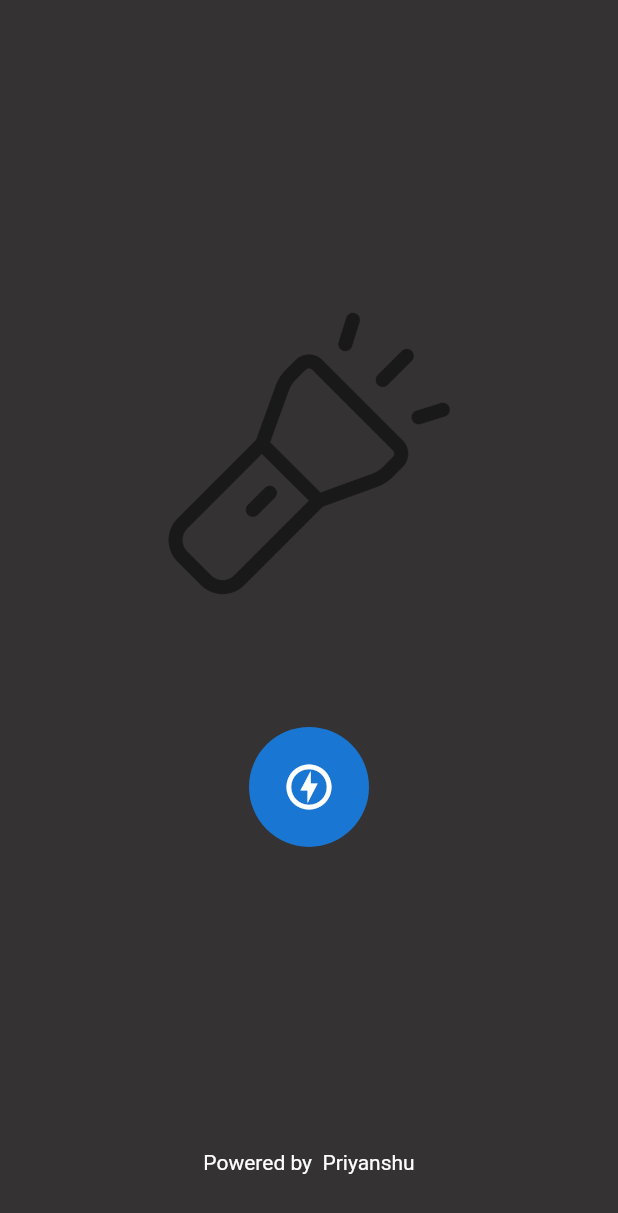
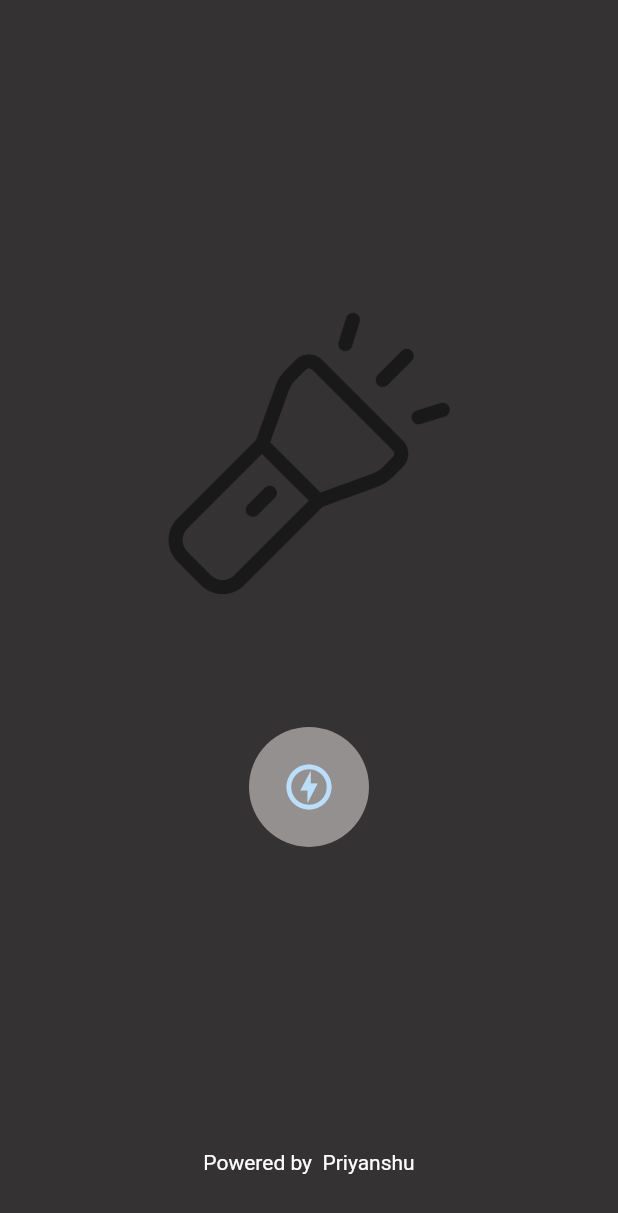
Before and after one commit to priyanshutaru/torch_app, a Flutter app: the screen it shows after launch, on a phone screen of 412 x 824 dp. Shown: the top 1213 px of the screen. Run offline on Flutter 3.47's test engine with Material 2 defaults, Android fonts, the phone set to English and light mode, and no system bars; missing offline and left inert: torch_controller.

Commit message:
some changes done

```diff
--- a/lib/toch_lite.dart
+++ b/lib/toch_lite.dart
@@ -18,15 +18,6 @@ class _TorchLiteState extends State<TorchLite> {
     var size = MediaQuery.of(context).size;
     return Scaffold(
       backgroundColor: Color.fromARGB(255, 52, 50, 50),
-      // appBar: AppBar(
-      //   backgroundColor: Colors.transparent,
-      //   elevation: 0,
-      //   centerTitle: true,
-      //   title: Text(
-      //     "Torch Lite",
-      //     style: TextStyle(color: Colors.white),
-      //   ),
-      // ),
       body: Column(
         children: [
           Expanded(
@@ -46,6 +37,7 @@ class _TorchLiteState extends State<TorchLite> {
                   CircleAvatar(
                     minRadius: 40,
                     maxRadius: 40,
+                    backgroundColor: isActive?null:Color.fromARGB(255, 148, 144, 143),
                     child: Transform.scale(
                       scale: 1.5,
                       child: IconButton(
```
